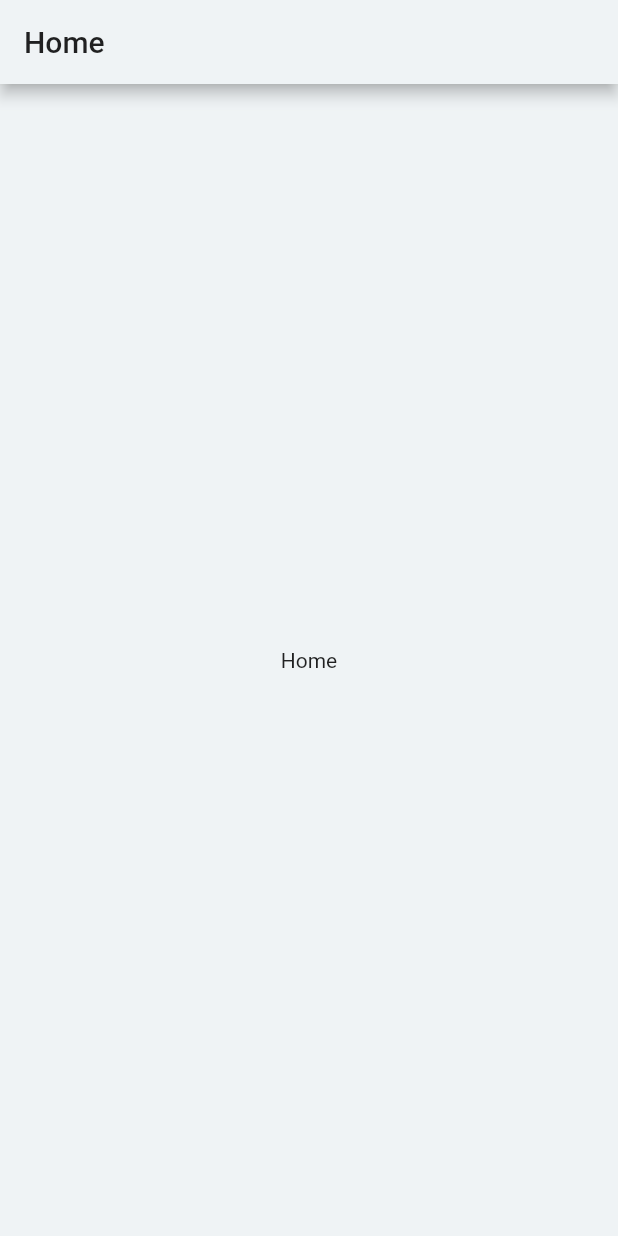
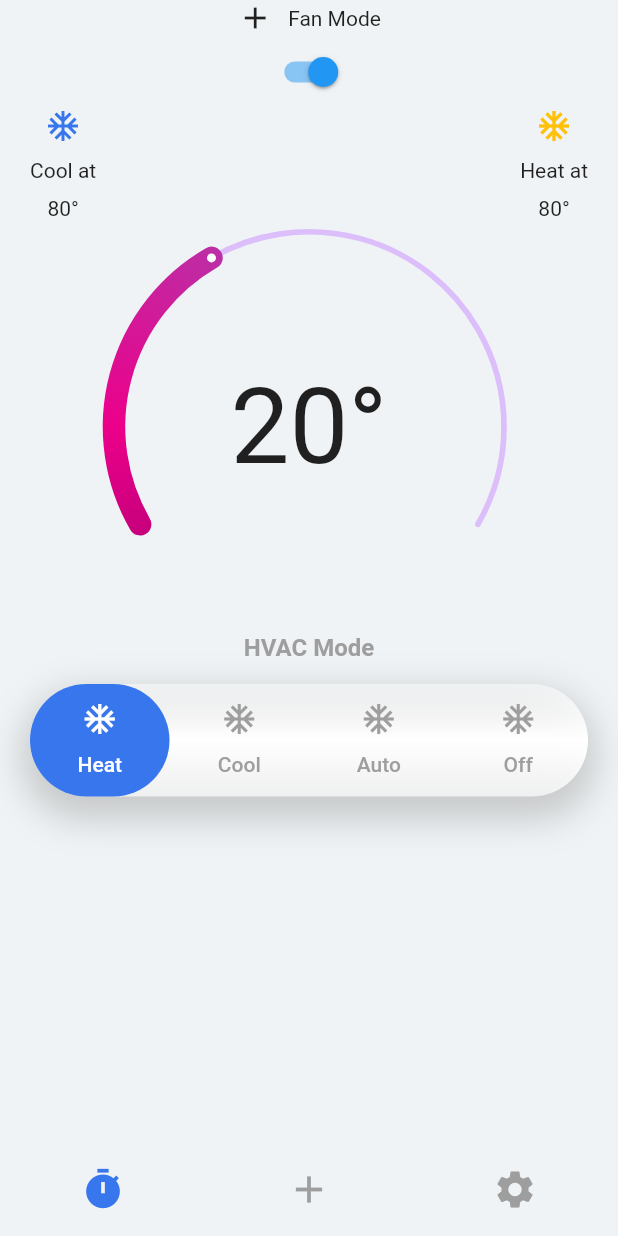
Before and after one commit to Victor-Dev77/IoThermostat, a Flutter app: the screen it shows after launch, on a phone screen of 412 x 824 dp. Run offline on Flutter 3.47's test engine with Material 2 defaults, Android fonts, the phone set to English and light mode, and no system bars; drawn by our look-alikes of sleek_circular_slider; our stand-ins replace cloud_firestore, connectivity, firebase_auth, get, jiffy, tab_indicator_styler; accounts and stored records are empty.

Commit message:
Update UI

```diff
--- a/lib/app/modules/home/home_page.dart
+++ b/lib/app/modules/home/home_page.dart
@@ -1,14 +1,188 @@
 import 'package:flutter/material.dart';
+import 'package:iot_thermostat/app/modules/widgets_global/bloc_info_temp.dart';
+import 'package:iot_thermostat/app/utils/constant/constant_color.dart';
+import 'package:sleek_circular_slider/sleek_circular_slider.dart';
+import 'package:tab_indicator_styler/tab_indicator_styler.dart';
 
 class HomePage extends StatelessWidget {
   @override
   Widget build(BuildContext context) {
     return Scaffold(
-      appBar: AppBar(
-        title: Text('Home'),
+      body: SafeArea(
+        child: Center(
+          child: Column(
+            children: <Widget>[
+              _buildFanMode(),
+              _buildTempRow(),
+              _buildCircularSlider(),
+              _buildHVACMode(),
+            ],
+          ),
+        ),
       ),
-      body: Center(
-        child: Text("Home"),
+      bottomNavigationBar: BottomNavigationBar(
+        showSelectedLabels: false,
+        showUnselectedLabels: false,
+        backgroundColor: ConstantColor.colorBackground,
+        elevation: 0,
+        selectedItemColor: ConstantColor.colorPrimary,
+        unselectedItemColor: ConstantColor.grey,
+        iconSize: 30,
+        items: [
+          BottomNavigationBarItem(icon: Icon(Icons.timer), title: Text("add")),
+          BottomNavigationBarItem(icon: Icon(Icons.add), title: Text("add")),
+          BottomNavigationBarItem(
+              icon: Icon(Icons.settings), title: Text("settings")),
+        ],
+      ),
+    );
+  }
+
+  Widget _buildFanMode() {
+    return Column(
+      mainAxisAlignment: MainAxisAlignment.spaceBetween,
+      children: <Widget>[
+        Row(
+          mainAxisSize: MainAxisSize.min,
+          children: <Widget>[
+            Icon(Icons.add),
+            SizedBox(width: 10),
+            Text("Fan Mode"),
+          ],
+        ),
+        Switch(
+          onChanged: (value) => print(value),
+          value: true,
+        ),
+      ],
+    );
+  }
+
+  Widget _buildTempRow() {
+    return Padding(
+      padding: EdgeInsets.symmetric(horizontal: 20),
+      child: Row(
+        mainAxisAlignment: MainAxisAlignment.spaceBetween,
+        children: <Widget>[
+          BlocInfoTemp(
+            icon: Icon(
+              Icons.ac_unit,
+              color: ConstantColor.colorPrimary,
+            ),
+            title: "Cool at",
+            degree: 80,
+          ),
+          BlocInfoTemp(
+            icon: Icon(
+              Icons.ac_unit,
+              color: ConstantColor.colorAccent,
+            ),
+            title: "Heat at",
+            degree: 80,
+          ),
+        ],
+      ),
+    );
+  }
+
+  Widget _buildCircularSlider() {
+    return Container(
+      width: 275,
+      height: 275,
+      child: SleekCircularSlider(
+        appearance: CircularSliderAppearance(),
+        min: 14,
+        max: 30,
+        initialValue: 20,
+        onChange: (double value) {
+          print(value);
+        },
+        innerWidget: (value) {
+          int degree = value.round();
+          return Align(
+            alignment: Alignment.center,
+            child: Text(
+              "$degree°",
+              style: TextStyle(
+                fontSize: 70,
+                fontWeight: FontWeight.w400,
+              ),
+            ),
+          );
+        },
+      ),
+    );
+  }
+
+  Widget _buildHVACMode() {
+    return Padding(
+      padding: EdgeInsets.symmetric(horizontal: 20),
+      child: Column(
+        children: <Widget>[
+          Text(
+            "HVAC Mode",
+            style: TextStyle(
+              color: ConstantColor.grey,
+              fontWeight: FontWeight.bold,
+              fontSize: 16,
+            ),
+          ),
+          SizedBox(height: 15),
+          DefaultTabController(
+            length: 4,
+            initialIndex: 0,
+            child: Container(
+              height: 75,
+              decoration: BoxDecoration(
+                  borderRadius: BorderRadius.circular(40),
+                  gradient: LinearGradient(
+                    colors: [
+                      ConstantColor.white.withOpacity(.5),
+                      ConstantColor.white,
+                      ConstantColor.white.withOpacity(.7),
+                    ],
+                    begin: Alignment.topCenter,
+                    end: Alignment.bottomCenter,
+                  ),
+                  boxShadow: [
+                    BoxShadow(
+                        blurRadius: 20,
+                        spreadRadius: 5,
+                        color: ConstantColor.grey.withOpacity(.5),
+                        offset: Offset(0, 10))
+                  ]),
+              child: TabBar(
+                tabs: [
+                  Tab(
+                    icon: Icon(Icons.ac_unit),
+                    text: "Heat",
+                  ),
+                  Tab(
+                    icon: Icon(Icons.ac_unit),
+                    text: "Cool",
+                  ),
+                  Tab(
+                    icon: Icon(Icons.ac_unit),
+                    text: "Auto",
+                  ),
+                  Tab(
+                    icon: Icon(Icons.ac_unit),
+                    text: "Off",
+                  ),
+                ],
+                labelColor: ConstantColor.white,
+                unselectedLabelColor: ConstantColor.grey,
+                indicator: RectangularIndicator(
+                  color: ConstantColor.colorPrimary,
+                  bottomLeftRadius: 100,
+                  bottomRightRadius: 100,
+                  topLeftRadius: 100,
+                  topRightRadius: 100,
+                ),
+              ),
+            ),
+          ),
+        ],
       ),
     );
   }
--- /dev/null
+++ b/lib/app/modules/widgets_global/bloc_info_temp.dart
@@ -0,0 +1,26 @@
+import 'package:flutter/material.dart';
+
+class BlocInfoTemp extends StatelessWidget {
+  final String title;
+  final Icon icon;
+  final int degree;
+
+  BlocInfoTemp(
+      {@required this.title, @required this.icon, @required this.degree})
+      : assert(title != null && degree != null && icon != null);
+
+  @override
+  Widget build(BuildContext context) {
+    return Container(
+      height: 75,
+      child: Column(
+        mainAxisAlignment: MainAxisAlignment.spaceBetween,
+        children: <Widget>[
+          icon,
+          Text(title),
+          Text("$degree°"),
+        ],
+      ),
+    );
+  }
+}
--- a/lib/app/utils/constant/constant_color.dart
+++ b/lib/app/utils/constant/constant_color.dart
@@ -4,7 +4,7 @@ abstract class ConstantColor {
   static const colorBackground = Color(0xffeff3f5);
   static const colorBackgroundEnd = Color(0xff6671E5);
   static const colorBackground60Opa = Color(0x995D97F5);
-  static const colorBackgroundDialogBomb = Color(0xff3876ED);
+  static const colorPrimary = Color(0xff3876ED);
   static const colorBtnArroundEnabled = Color(0xff004FE5);
   static const colorDialogBombEnabledPrice = Color(0x1a0859F4);
   static const colorPriceTextDisabled = Color(0xff7B7B7B);
--- a/lib/main.dart
+++ b/lib/main.dart
@@ -1,12 +1,10 @@
 import 'package:flutter/material.dart';
 import 'package:flutter/services.dart' as Service;
-import 'package:in_app_purchase/in_app_purchase.dart';
 import 'app/app_widget.dart';
 
 void main() async {
   WidgetsFlutterBinding.ensureInitialized();
   await Service.SystemChrome.setPreferredOrientations([Service.DeviceOrientation.portraitUp]);
-  InAppPurchaseConnection.enablePendingPurchases();
 
   runApp(AppWidget());
 }
```
Also changed, not shown: lib/app/modules/widgets_global/hero_image_network.dart (deleted, +0 -64 lines), lib/app/modules/widgets_global/loading_profil_swipe.dart (deleted, +0 -84 lines), lib/app/services/location_service.dart (+2 -15 lines), pubspec.yaml (+2 -13 lines), pubspec.lock.
